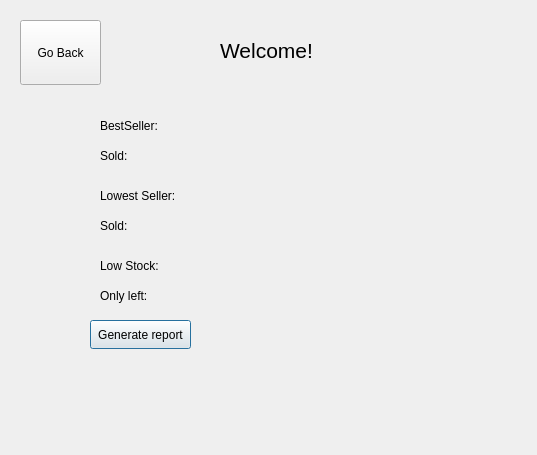
Old version of the form cs2_lab_final_project/dashboard.ui in the repository Hamdy410/CS2_lab_finalProject.
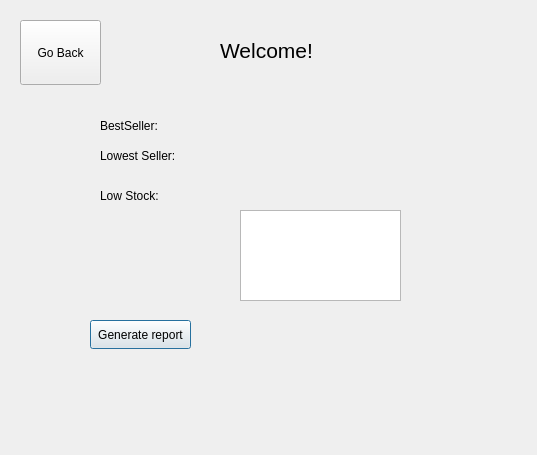
New version of the form.

Commit message: Enahned Dashboard ui

Diff of the .ui file:
```diff
--- a/cs2_lab_final_project/dashboard.ui
+++ b/cs2_lab_final_project/dashboard.ui
@@ -43,7 +43,7 @@
    <property name="geometry">
     <rect>
      <x>100</x>
-     <y>180</y>
+     <y>140</y>
      <width>221</width>
      <height>31</height>
     </rect>
@@ -56,7 +56,7 @@
    <property name="geometry">
     <rect>
      <x>100</x>
-     <y>250</y>
+     <y>180</y>
      <width>251</width>
      <height>31</height>
     </rect>
@@ -65,45 +65,6 @@
     <string>Low Stock: </string>
    </property>
   </widget>
-  <widget class="QLabel" name="label_BestSellerSold">
-   <property name="geometry">
-    <rect>
-     <x>100</x>
-     <y>140</y>
-     <width>171</width>
-     <height>31</height>
-    </rect>
-   </property>
-   <property name="text">
-    <string>Sold: </string>
-   </property>
-  </widget>
-  <widget class="QLabel" name="label_LowestSellerSold">
-   <property name="geometry">
-    <rect>
-     <x>100</x>
-     <y>210</y>
-     <width>171</width>
-     <height>31</height>
-    </rect>
-   </property>
-   <property name="text">
-    <string>Sold: </string>
-   </property>
-  </widget>
-  <widget class="QLabel" name="label_OnlyLeft">
-   <property name="geometry">
-    <rect>
-     <x>100</x>
-     <y>280</y>
-     <width>171</width>
-     <height>31</height>
-    </rect>
-   </property>
-   <property name="text">
-    <string>Only left: </string>
-   </property>
-  </widget>
   <widget class="QPushButton" name="goBackPushButton">
    <property name="geometry">
     <rect>
@@ -141,6 +102,16 @@
     <string>Welcome!</string>
    </property>
   </widget>
+  <widget class="QTextEdit" name="lowStock_textEdit">
+   <property name="geometry">
+    <rect>
+     <x>240</x>
+     <y>210</y>
+     <width>161</width>
+     <height>91</height>
+    </rect>
+   </property>
+  </widget>
  </widget>
  <resources/>
  <connections/>
```
The commit also changes 11 other files.
